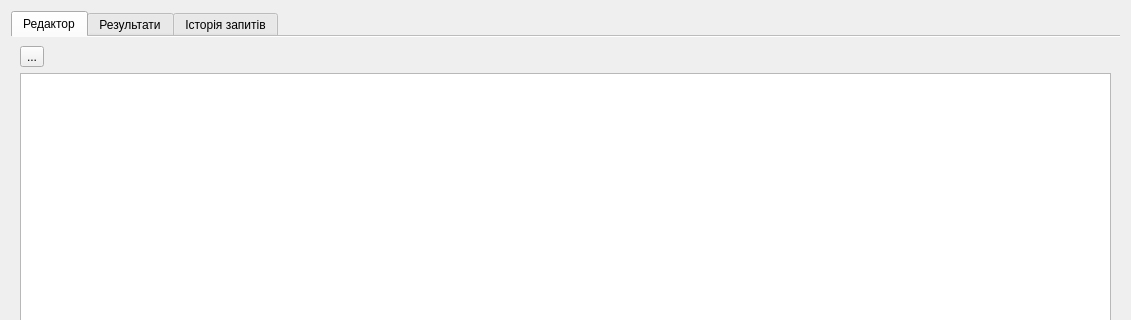
Old version of the form DatabseDialog/sqleditorform.ui in the repository rust3128/Istari; both pictures show x 0 to 1131 and y 0 to 320 of the 1131 by 726 pixel window.
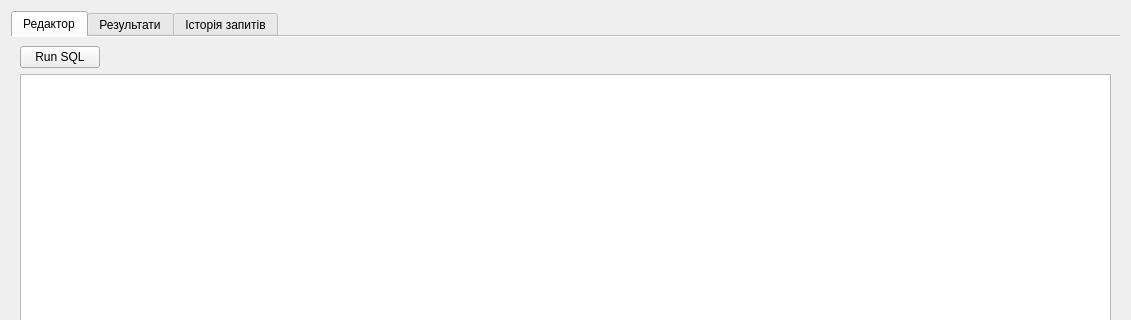
New version of the form. The open tabs and pages were chosen to show the change. Icons and pictures are not drawn. Custom widgets are drawn as their Qt base class.

Commit message: SQL History

```diff
--- a/DatabseDialog/sqleditorform.ui
+++ b/DatabseDialog/sqleditorform.ui
@@ -27,20 +27,6 @@
        <string>Редактор</string>
       </attribute>
       <layout class="QGridLayout" name="gridLayout">
-       <item row="0" column="0">
-        <widget class="QToolButton" name="toolButtonRunSQL">
-         <property name="toolTip">
-          <string>&lt;html&gt;&lt;head/&gt;&lt;body&gt;&lt;p&gt;Виконати (&lt;span style=&quot; font-weight:700;&quot;&gt;F9&lt;/span&gt;)&lt;/p&gt;&lt;/body&gt;&lt;/html&gt;</string>
-         </property>
-         <property name="text">
-          <string>...</string>
-         </property>
-         <property name="icon">
-          <iconset resource="../resourses.qrc">
-           <normaloff>:/Resources/Images/run_SQL.png</normaloff>:/Resources/Images/run_SQL.png</iconset>
-         </property>
-        </widget>
-       </item>
        <item row="1" column="0" colspan="2">
         <widget class="QSplitter" name="splitter">
          <property name="orientation">
@@ -60,6 +46,33 @@
          <widget class="QTextEdit" name="textEditMessage"/>
         </widget>
        </item>
+       <item row="0" column="0">
+        <widget class="QPushButton" name="pushButtonRunSQL">
+         <property name="toolTip">
+          <string>&lt;html&gt;&lt;head/&gt;&lt;body&gt;&lt;p&gt;Виконати (&lt;span style=&quot; font-weight:700;&quot;&gt;F9&lt;/span&gt;)&lt;/p&gt;&lt;/body&gt;&lt;/html&gt;</string>
+         </property>
+         <property name="text">
+          <string>Run SQL</string>
+         </property>
+         <property name="icon">
+          <iconset resource="../resourses.qrc">
+           <normaloff>:/Resources/Images/run_SQL.png</normaloff>:/Resources/Images/run_SQL.png</iconset>
+         </property>
+        </widget>
+       </item>
+       <item row="0" column="1">
+        <spacer name="horizontalSpacer">
+         <property name="orientation">
+          <enum>Qt::Orientation::Horizontal</enum>
+         </property>
+         <property name="sizeHint" stdset="0">
+          <size>
+           <width>40</width>
+           <height>20</height>
+          </size>
+         </property>
+        </spacer>
+       </item>
       </layout>
      </widget>
      <widget class="QWidget" name="tabResult">
```
Left out of the diff: 2 changed lines with no effect on the pictures. The commit also changes 2 other files.
